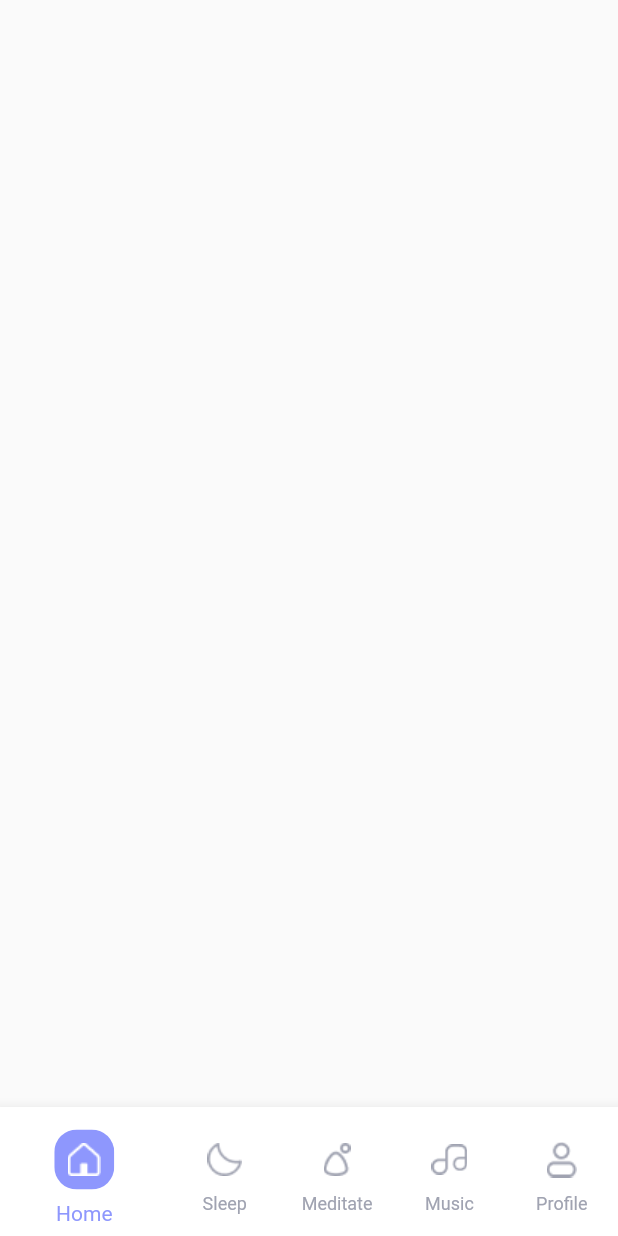
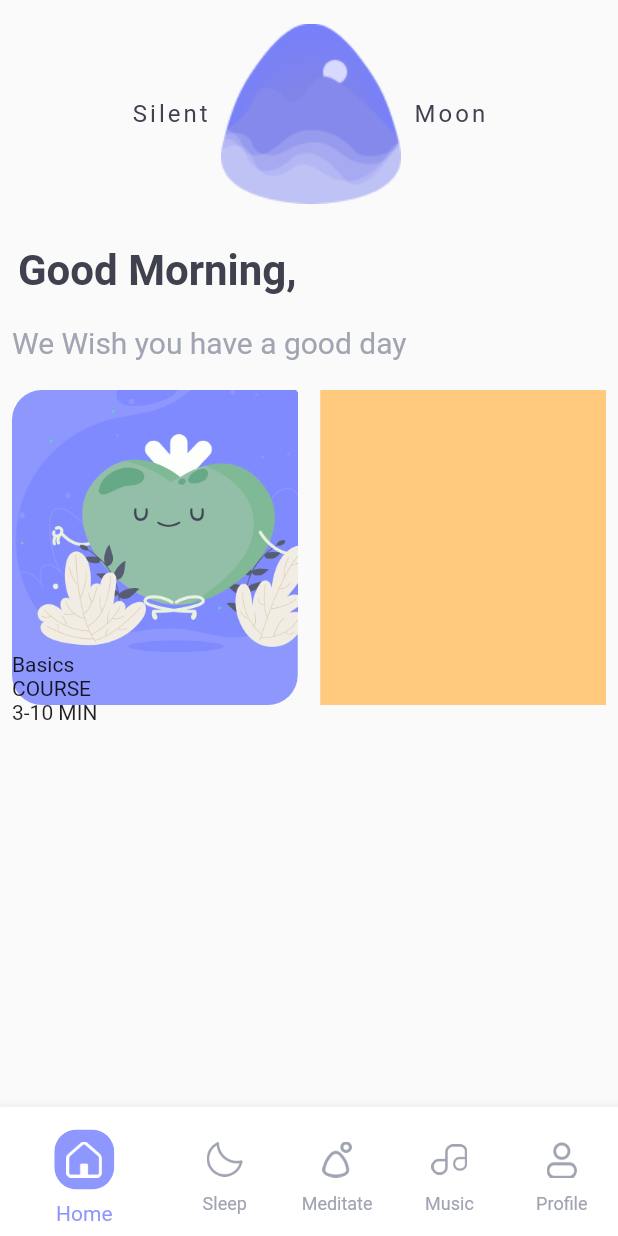
Before and after one commit to husen-hn/SilentMoon, a Flutter app: the screen it shows after launch, on a phone screen of 412 x 824 dp. Run offline on Flutter 3.47's test engine with Material 2 defaults, Android fonts, the phone set to English and light mode, and no system bars.

```diff
--- a/lib/screen/home.dart
+++ b/lib/screen/home.dart
@@ -8,6 +8,102 @@ class Home extends StatefulWidget {
 class _HomeState extends State<Home> {
   @override
   Widget build(BuildContext context) {
-    return Container();
+    return Scaffold(
+      body: ListView(
+        children: [
+          // Title
+          Padding(
+            padding: EdgeInsets.all(8.0),
+            child: Row(
+              mainAxisAlignment: MainAxisAlignment.center,
+              children: [
+                Text(
+                  'Silent',
+                  style: TextStyle(
+                      fontSize: 16.0,
+                      letterSpacing: 2.0,
+                      color: Color(0xff3F414E)),
+                ),
+                Padding(
+                  padding: const EdgeInsets.all(8.0),
+                  child: Image(
+                    image: AssetImage("images/logo.png"),
+                  ),
+                ),
+                Text(
+                  'Moon',
+                  style: TextStyle(
+                      fontSize: 16.0,
+                      letterSpacing: 2.0,
+                      color: Color(0xff3F414E)),
+                ),
+              ],
+            ),
+          ),
+          // Welcome
+          Padding(
+            padding: const EdgeInsets.all(12.0),
+            child: Text('Good Morning,',
+                style: TextStyle(
+                    fontSize: 28.0,
+                    fontWeight: FontWeight.bold,
+                    color: Color(0xff3F414E))),
+          ),
+          Padding(
+            padding: const EdgeInsets.only(
+                top: 8.0, right: 8.0, left: 8.0, bottom: 12.0),
+            child: Text('We Wish you have a good day',
+                style: TextStyle(fontSize: 20.0, color: Color(0xffA1A4B2))),
+          ),
+          // Basics & Relaxation
+          Padding(
+            padding: EdgeInsets.all(8.0),
+            child: Row(
+              children: [
+                Expanded(
+                  child: Container(
+                    width: 177,
+                    height: 210,
+                    decoration: BoxDecoration(
+                      borderRadius: BorderRadius.all(Radius.circular(20)),
+                      color: Color(0xff8E97FD),
+                    ),
+                    child: Column(
+                      crossAxisAlignment: CrossAxisAlignment.start,
+                      children: [
+                        // Container top Icon
+                        Align(
+                          alignment: Alignment.topRight,
+                          child: Image(
+                            image: AssetImage("images/apple.png"),
+                          ),
+                        ),
+                        Text('Basics'),
+                        Text('COURSE'),
+                        Row(
+                          children: [
+                            Text('3-10 MIN'),
+                          ],
+                        )
+                      ],
+                    ),
+                  ),
+                ),
+                SizedBox(
+                  width: 15.0,
+                ),
+                Expanded(
+                  child: Container(
+                    width: 177,
+                    height: 210,
+                    color: Color(0xffFFC97E),
+                  ),
+                )
+              ],
+            ),
+          ),
+        ],
+      ),
+    );
   }
 }
--- a/pubspec.yaml
+++ b/pubspec.yaml
@@ -53,6 +53,8 @@ flutter:
     - images/meditate.png
     - images/music.png
     - images/profile.png
+    - images/logo.png
+    - images/apple.png
 
   # An image asset can refer to one or more resolution-specific "variants", see
   # https://flutter.dev/assets-and-images/#resolution-aware.
```
Also changed, not shown: images/apple.png (added), images/home.png, images/logo.png, images/meditate.png, images/music.png, images/profile.png, images/sleep.png, preview/header.png (added), preview/sc1.png (added), preview/sc2.png (added), preview/sc3.png (added), preview/sc4.png (added), preview/sc5.png (added), 2 other files.
